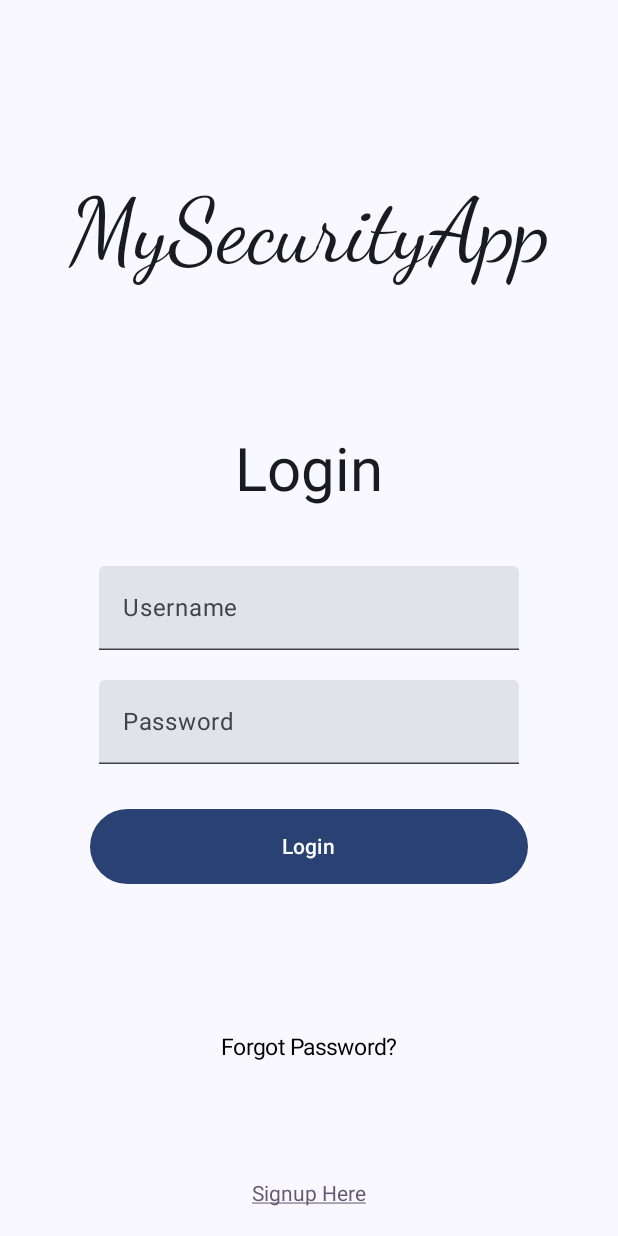
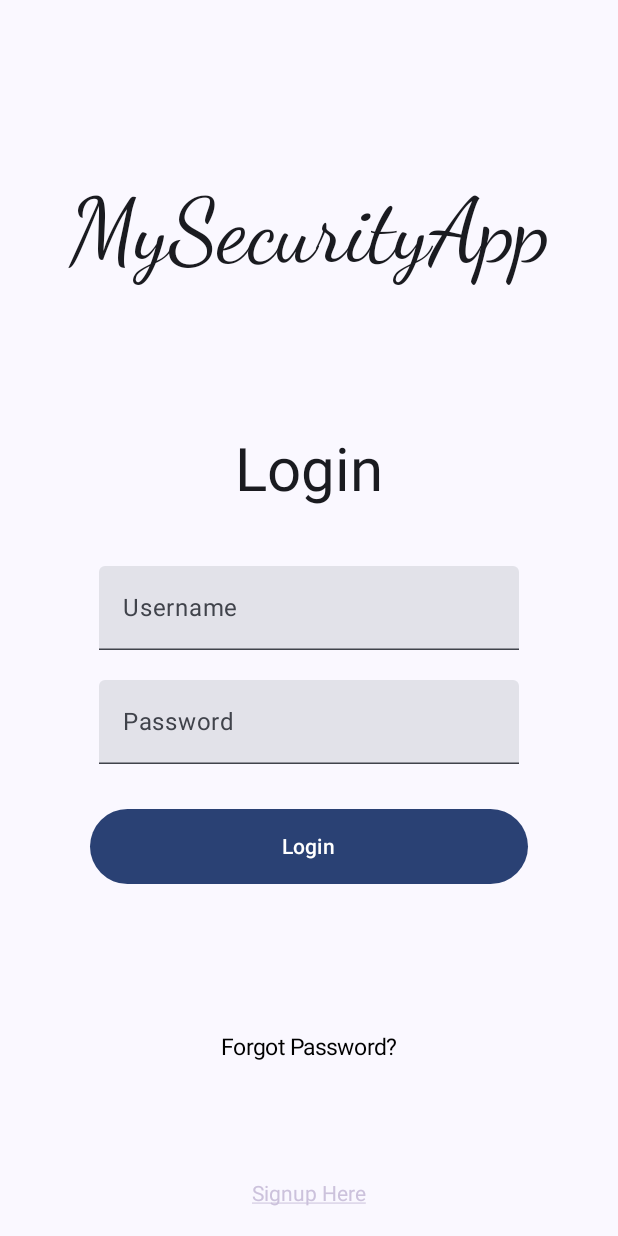
Before and after one commit to Maricarmen5-31/DANPExamen01, an Android app built with Jetpack Compose: the screen it shows after launch (MainActivity), on a phone screen of 412 x 824 dp. Run offline under Robolectric (Android 15) with nearby library versions, the phone set to English and light mode, and no system bars.

Commit message:
Cambio de color

```diff
--- a/app/src/main/java/com/example/danpexamen01/interfaces/LoginPage.kt
+++ b/app/src/main/java/com/example/danpexamen01/interfaces/LoginPage.kt
@@ -23,6 +23,7 @@ import androidx.compose.ui.unit.dp
 import androidx.compose.ui.unit.sp
 import androidx.navigation.NavController
 import com.example.danpexamen01.ui.theme.PurpleGrey40
+import com.example.danpexamen01.ui.theme.PurpleGrey80
 
 @OptIn(ExperimentalMaterial3Api::class)
 @Composable
@@ -38,7 +39,7 @@ fun LoginPage(navController: NavController) {
                 fontSize = 14.sp,
                 fontFamily = FontFamily.Default,
                 textDecoration = TextDecoration.Underline,
-                color = PurpleGrey40
+                color = PurpleGrey80
             )
         )
     }
```
